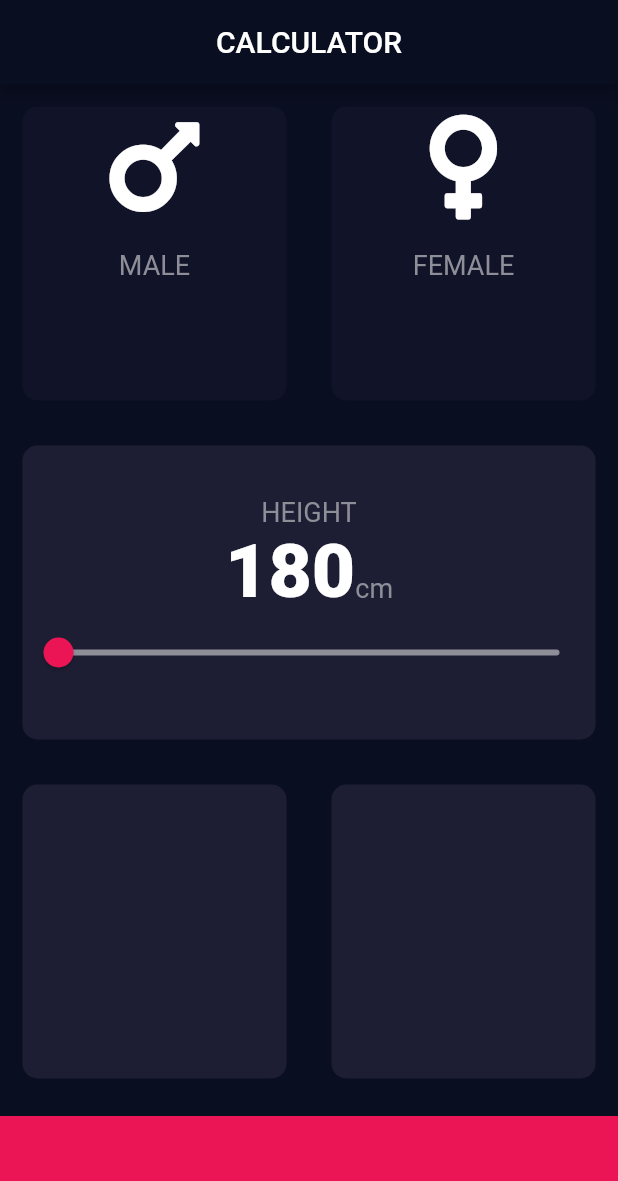
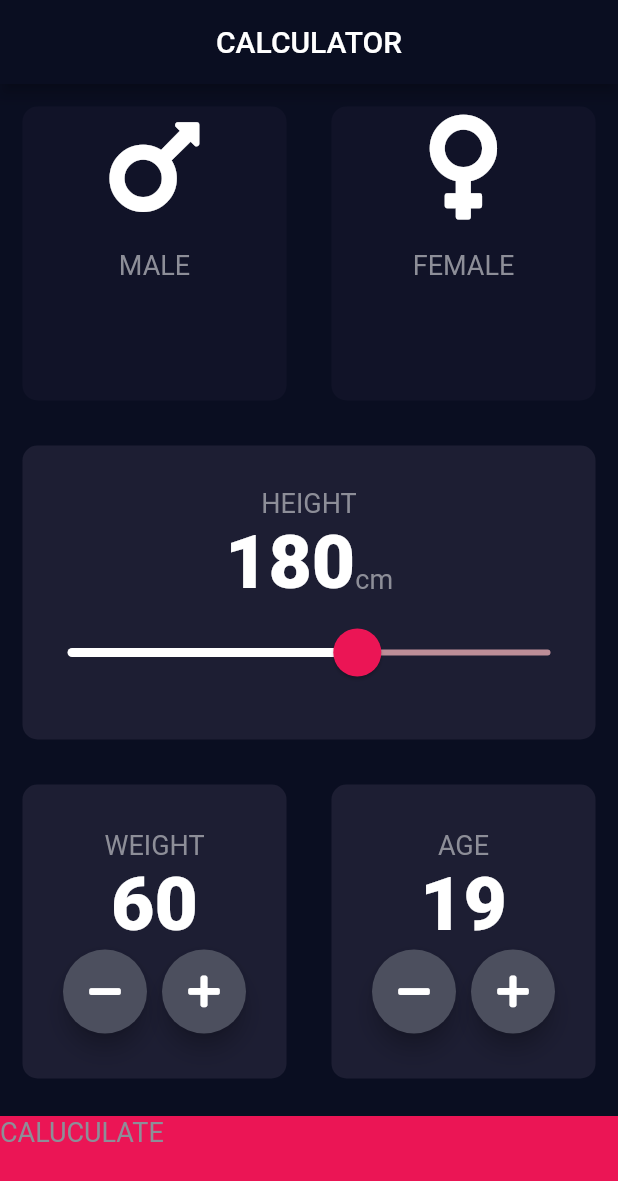
Before and after one commit to Vishal-Adhithya/BMI, a Flutter app: the screen it shows after launch, on a phone screen of 412 x 824 dp. Shown: the top 1181 px of the screen. Run offline on Flutter 3.47's test engine with Material 2 defaults, Android fonts, the phone set to English and light mode, and no system bars; our stand-ins replace font_awesome_flutter.

Commit message:
added ever button and made it functional

```diff
--- a/BMI/lib/Input_page.dart
+++ b/BMI/lib/Input_page.dart
@@ -3,6 +3,7 @@ import 'package:font_awesome_flutter/font_awesome_flutter.dart';
 import 'icon_content.dart';
 import 'reusable_card.dart';
 import 'constants.dart';
+import 'result_page.dart';
 
 class InputPage extends StatefulWidget {
   @override
@@ -17,7 +18,8 @@ enum Gender {
 class _InputPageState extends State<InputPage> {
   Gender selectedGender;
   int height = 180;
-
+  int weight = 60;
+  int age = 19;
   @override
   Widget build(BuildContext context) {
     return Scaffold(
@@ -90,18 +92,33 @@ class _InputPageState extends State<InputPage> {
                       )
                     ],
                   ),
-                  Slider(
+                  SliderTheme(
+                    data: SliderTheme.of(context).copyWith(
+                      // * the of data property is returns the closest widget that encloses from the build context
+                      // ! instead of modifing every thing you can just modify the needed thing rest will be same.
+                      //                               //
+                      activeTrackColor: Colors.white,
+                      inactiveTrackColor: Color(0xFFBD8E98),
+                      thumbColor: Color(0xFFeb1555),
+                      overlayColor: Color(0x29Eb1555),
+                      thumbShape:
+                          RoundSliderThumbShape(enabledThumbRadius: 16.0),
+                      overlayShape: RoundSliderOverlayShape(
+                        overlayRadius: 30.0,
+                      ),
+                    ),
+                    //                                  //
+                    child: Slider(
                       value: height.toDouble(),
-                    min: kMinNumber,
-                    max: kMinNumber,
-                    activeColor: Color(0xFFEB1555),
-                    inactiveColor: Color(0xFF8D8E98),
+                      min: 120.0,
+                      max: 220.0,
                       onChanged: (double newvalue) {
                         setState(() {
                           height = newvalue.round();
                         });
                       },
-                  )
+                    ),
+                  ),
                 ],
               ),
             ),
@@ -112,24 +129,130 @@ class _InputPageState extends State<InputPage> {
                 Expanded(
                   child: ReusableCard(
                     colour: kActiveCardColour,
+                    cardChild: Column(
+                      mainAxisAlignment: MainAxisAlignment.center,
+                      children: <Widget>[
+                        Text(
+                          'WEIGHT',
+                          style: KLableTextStyle,
+                        ),
+                        Text(
+                          weight.toString(),
+                          style: kNumberTextStyle,
+                        ),
+                        Row(
+                          mainAxisAlignment: MainAxisAlignment.center,
+                          children: <Widget>[
+                            RoundIconButton(
+                              icon: FontAwesomeIcons.minus,
+                              onPressed: () {
+                                setState(() {
+                                  weight--;
+                                });
+                              },
+                            ),
+                            SizedBox(
+                              width: 10.0,
+                            ),
+                            RoundIconButton(
+                              icon: FontAwesomeIcons.plus,
+                              onPressed: () {
+                                setState(() {
+                                  weight++;
+                                });
+                              },
+                            )
+                          ],
+                        )
+                      ],
+                    ),
                   ),
                 ),
                 Expanded(
                   child: ReusableCard(
                     colour: kActiveCardColour,
+                    cardChild: Column(
+                      mainAxisAlignment: MainAxisAlignment.center,
+                      children: <Widget>[
+                        Text(
+                          'AGE',
+                          style: KLableTextStyle,
+                        ),
+                        Text(
+                          age.toString(),
+                          style: kNumberTextStyle,
+                        ),
+                        Row(
+                          mainAxisAlignment: MainAxisAlignment.center,
+                          children: <Widget>[
+                            RoundIconButton(
+                              icon: FontAwesomeIcons.minus,
+                              onPressed: () {
+                                setState(() {
+                                  age--;
+                                });
+                              },
+                            ),
+                            SizedBox(
+                              width: 10.0,
+                            ),
+                            RoundIconButton(
+                                icon: FontAwesomeIcons.plus,
+                                onPressed: () {
+                                  setState(() {
+                                    age++;
+                                  });
+                                })
+                          ],
+                        )
+                      ],
+                    ),
                   ),
                 )
               ],
             ),
           ),
-          Container(
+          GestureDetector(
+            onTap: () {
+              Navigator.push(context, MaterialPageRoute(builder: (context) {
+                return ResultPage();
+              }));
+            },
+            child: Container(
+              child: Text(
+                'CALUCULATE',
+                style: KLableTextStyle,
+              ),
               color: kBottomContainerColour,
               margin: EdgeInsets.only(top: 10.0),
               width: double.infinity,
               height: kBottomContainerHeight,
+            ),
           )
         ],
       ),
     );
   }
 }
+
+class RoundIconButton extends StatelessWidget {
+  final IconData icon;
+  final Function onPressed;
+
+  RoundIconButton({@required this.icon, @required this.onPressed});
+
+  @override
+  Widget build(BuildContext context) {
+    return RawMaterialButton(
+      constraints: BoxConstraints.tightFor(
+        width: 56,
+        height: 56,
+      ),
+      onPressed: onPressed,
+      child: Icon(icon),
+      elevation: 6.0,
+      fillColor: Color(0xFF4c4f5e),
+      shape: CircleBorder(),
+    );
+  }
+}
--- a/BMI/lib/constants.dart
+++ b/BMI/lib/constants.dart
@@ -14,6 +14,3 @@ const kNumberTextStyle = TextStyle(
   fontSize: 50,
   fontWeight: FontWeight.w900,
 );
-
-const kMinNumber = 120.0;
-const kMaxNumber = 220.0;
--- /dev/null
+++ b/BMI/lib/result_page.dart
@@ -0,0 +1,13 @@
+import 'package:flutter/material.dart';
+
+class ResultPage extends StatelessWidget {
+  @override
+  Widget build(BuildContext context) {
+    return Scaffold(
+      appBar: AppBar(
+        title: Text('RESULT'),
+      ),
+      body: Text('hello'),
+    );
+  }
+}
```
Lines whose indentation alone changed are shown as unchanged.
